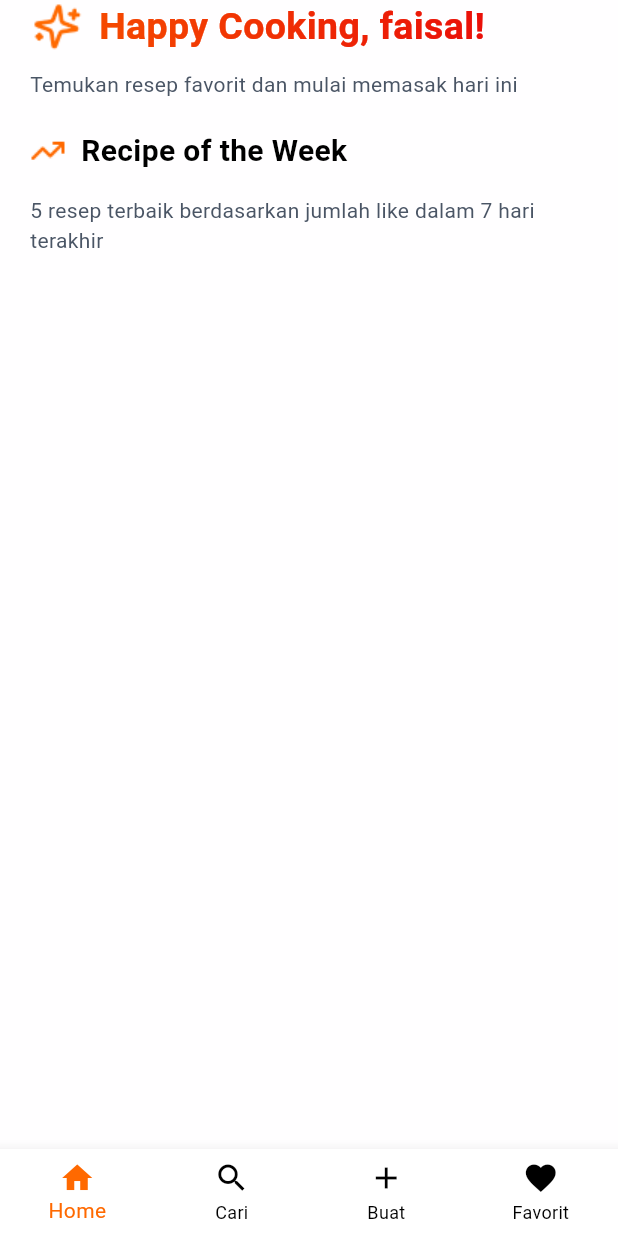
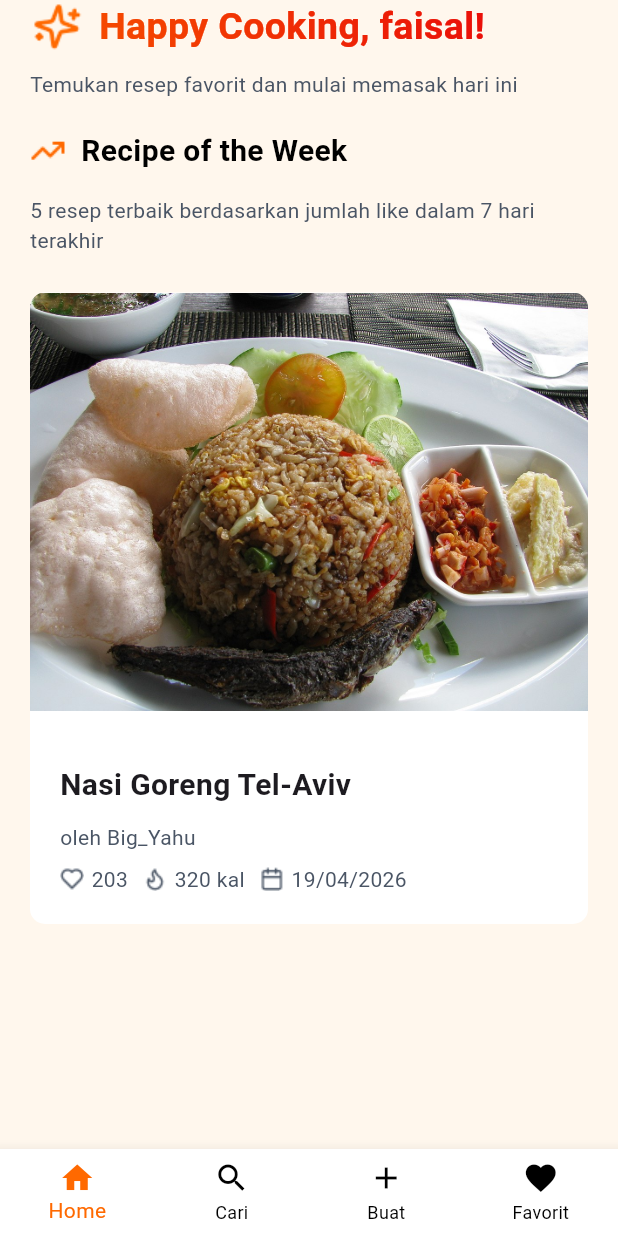
Before and after one commit to raviaja/FoodLyMobile, a Flutter app: the screen it shows after launch, on a phone screen of 412 x 824 dp. Run offline on Flutter 3.47's test engine with Material 3 defaults, Android fonts, the phone set to English and light mode, and no system bars.

Commit message:
Membuat recipe card

```diff
--- a/lib/features/homescreen/pages/homepage.dart
+++ b/lib/features/homescreen/pages/homepage.dart
@@ -1,4 +1,5 @@
 import 'package:flutter/material.dart';
+import 'package:foodly_mobile_frontend/features/homescreen/widgets/recipe_card.dart';
 
 class HomePage extends StatefulWidget {
   const HomePage({super.key});
@@ -14,7 +15,7 @@ class _HomePageState extends State<HomePage> {
       child: Container(
         padding: EdgeInsets.only(left: 20, right: 20),
         width: double.infinity,
-        decoration: BoxDecoration(color: Colors.white.withValues(alpha: 0.9)),
+        decoration: BoxDecoration(color: Color(0xFFFFF7ED)),
 
         child: Column(
           crossAxisAlignment: CrossAxisAlignment.start,
@@ -75,6 +76,10 @@ class _HomePageState extends State<HomePage> {
               "5 resep terbaik berdasarkan jumlah like dalam 7 hari terakhir",
               style: TextStyle(color: Color(0xFF4A5565)),
             ),
+
+            SizedBox(height: 25),
+
+            RecipeCard()
           ],
         ),
       ),
--- /dev/null
+++ b/lib/features/homescreen/widgets/recipe_card.dart
@@ -0,0 +1,82 @@
+import 'package:flutter/material.dart';
+
+class RecipeCard extends StatelessWidget {
+  const RecipeCard({super.key});
+
+  @override
+  Widget build(BuildContext context) {
+    return Container(
+      padding: EdgeInsets.only(bottom: 20),
+      decoration: BoxDecoration(
+        color: Colors.white,
+        borderRadius: BorderRadius.circular(10),
+      ),
+      child: Column(
+        crossAxisAlignment: CrossAxisAlignment.start,
+        children: [
+          ClipRRect(
+            borderRadius: BorderRadius.only(
+              topLeft: Radius.circular(10),
+              topRight: Radius.circular(10),
+            ),
+            child: Image.asset(
+              "lib/assets/images/nasiGoreng.jpg",
+              fit: BoxFit.cover,
+            ),
+          ),
+
+          SizedBox(height: 35),
+
+          Padding(
+            padding: EdgeInsetsGeometry.only(left: 20),
+            child: Text(
+              "Nasi Goreng Tel-Aviv",
+              style: TextStyle(fontWeight: FontWeight.w600, fontSize: 20),
+            ),
+          ),
+
+          SizedBox(height: 10),
+
+          Padding(
+            padding: EdgeInsetsGeometry.only(left: 20),
+            child: Text(
+              "oleh Big_Yahu",
+              style: TextStyle(color: Color(0xFF4A5565)),
+            ),
+          ),
+
+          SizedBox(height: 8),
+
+          Padding(
+            padding: EdgeInsetsGeometry.only(left: 20),
+            child: Row(
+              children: [
+                Image.asset("lib/assets/icons/FavoriteIcon.png"),
+
+                SizedBox(width: 5,),
+
+                Text("203", style: TextStyle(color: Color(0xFF4A5565))),
+
+                SizedBox(width: 10,),
+
+                Image.asset("lib/assets/icons/CalIcon.png"),
+
+                SizedBox(width: 5,),
+
+                Text("320 kal", style: TextStyle(color: Color(0xFF4A5565))),
+
+                SizedBox(width: 10,),
+
+                Image.asset("lib/assets/icons/DateIcon.png"),
+
+                SizedBox(width: 5,),
+
+                Text("19/04/2026", style: TextStyle(color: Color(0xFF4A5565))),
+              ],
+            ),
+          ),
+        ],
+      ),
+    );
+  }
+}
--- a/pubspec.yaml
+++ b/pubspec.yaml
@@ -60,6 +60,7 @@ flutter:
   # To add assets to your application, add an assets section, like this:
   assets:
     - lib/assets/icons/
+    - lib/assets/images/
 
   # An image asset can refer to one or more resolution-specific "variants", see
   # https://flutter.dev/to/resolution-aware-images
```
Also changed, not shown: lib/assets/icons/CalIcon.png (added), lib/assets/icons/DateIcon.png (added), lib/assets/icons/FavoriteIcon.png (added), lib/assets/images/nasiGoreng.jpg (added), lib/features/homescreen/widgets/tes.dart (deleted).
